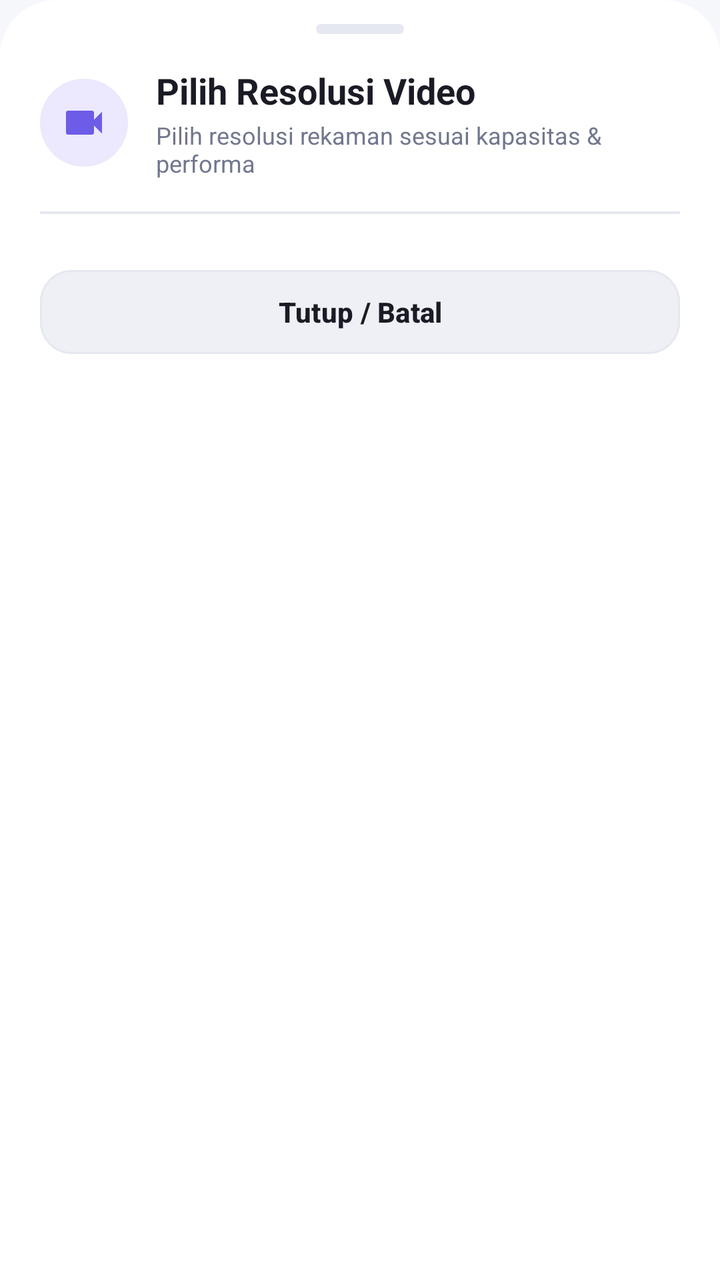
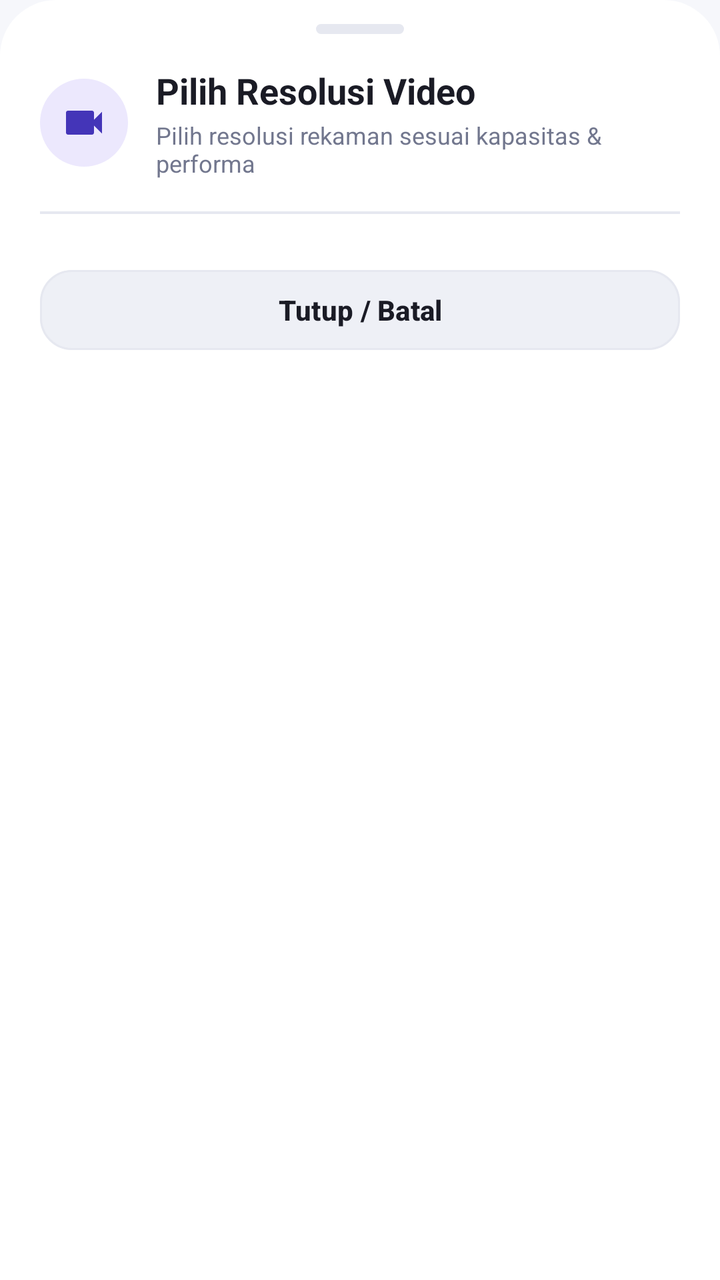

The first picture is an Android layout as it rendered before a commit; the second is the same layout after the commit. The layout source and the unified diff follow.
<!-- AndroidManifest.xml: application theme Theme.RekaminDulu -->
<!-- res/layout/layout_selection_bottom_sheet.xml -->
<?xml version="1.0" encoding="utf-8"?>
<LinearLayout xmlns:android="http://schemas.android.com/apk/res/android"
    xmlns:app="http://schemas.android.com/apk/res-auto"
    android:id="@+id/sheet_selection_root"
    android:layout_width="match_parent"
    android:layout_height="wrap_content"
    android:background="@drawable/bg_bottom_sheet_surface"
    android:orientation="vertical"
    android:paddingHorizontal="20dp"
    android:paddingTop="12dp"
    android:paddingBottom="24dp">

    
    <View
        android:layout_width="44dp"
        android:layout_height="5dp"
        android:layout_gravity="center_horizontal"
        android:layout_marginBottom="16dp"
        android:background="@drawable/bg_chip_pill"
        android:backgroundTint="@color/colorBorder" />

    
    <LinearLayout
        android:layout_width="match_parent"
        android:layout_height="wrap_content"
        android:gravity="center_vertical"
        android:orientation="horizontal">

        <FrameLayout
            android:layout_width="44dp"
            android:layout_height="44dp"
            android:background="@drawable/bg_chip_pill"
            android:backgroundTint="@color/colorPrimaryContainer">

            <ImageView
                android:id="@+id/img_selection_icon"
                android:layout_width="24dp"
                android:layout_height="24dp"
                android:layout_gravity="center"
                android:contentDescription="Ikon Pengaturan"
                android:src="@drawable/ic_video"
                app:tint="@color/colorPrimary" />
        </FrameLayout>

        <LinearLayout
            android:layout_width="match_parent"
            android:layout_height="wrap_content"
            android:layout_marginStart="14dp"
            android:orientation="vertical">

            <TextView
                android:id="@+id/text_selection_title"
                android:layout_width="wrap_content"
                android:layout_height="wrap_content"
                android:text="Pilih Resolusi Video"
                android:textColor="@color/textTitle"
                android:textSize="18sp"
                android:textStyle="bold" />

            <TextView
                android:id="@+id/text_selection_subtitle"
                android:layout_width="wrap_content"
                android:layout_height="wrap_content"
                android:layout_marginTop="2dp"
                android:text="Pilih resolusi rekaman sesuai kapasitas &amp; performa"
                android:textColor="@color/textCaption"
                android:textSize="12sp" />
        </LinearLayout>
    </LinearLayout>

    <View
        android:layout_width="match_parent"
        android:layout_height="1.2dp"
        android:layout_marginTop="16dp"
        android:layout_marginBottom="14dp"
        android:background="@color/colorBorder" />

    
    <androidx.core.widget.NestedScrollView
        android:id="@+id/scroll_selection_options"
        android:layout_width="match_parent"
        android:layout_height="wrap_content"
        android:fadeScrollbars="false"
        android:overScrollMode="never">

        <LinearLayout
            android:id="@+id/container_selection_options"
            android:layout_width="match_parent"
            android:layout_height="wrap_content"
            android:orientation="vertical" />
    </androidx.core.widget.NestedScrollView>

    
    <com.google.android.material.button.MaterialButton
        android:id="@+id/btn_selection_cancel"
        android:layout_width="match_parent"
        android:layout_height="50dp"
        android:layout_marginTop="10dp"
        android:minHeight="48dp"
        android:text="Tutup / Batal"
        android:textColor="@color/colorOnSurface"
        android:textSize="14sp"
        android:textStyle="bold"
        app:backgroundTint="@color/colorSurfaceVariant"
        app:cornerRadius="16dp"
        app:elevation="0dp"
        app:strokeColor="@color/colorBorder"
        app:strokeWidth="1dp" />
</LinearLayout>
<!-- resources referenced by this layout -->
<resources>
  <color name="colorBorder">#E6E8F0</color>
  <color name="colorOnSurface">#1A1B25</color>
  <color name="colorPrimary">#6C5CE7</color>
  <color name="colorPrimaryContainer">#ECE8FD</color>
  <color name="colorSurfaceVariant">#EEF0F6</color>
  <color name="textCaption">#72778E</color>
  <color name="textTitle">#1A1B25</color>
  <!-- drawable bg_bottom_sheet_surface (drawable) -->
  <?xml version="1.0" encoding="utf-8"?>
  <shape xmlns:android="http://schemas.android.com/apk/res/android"
      android:shape="rectangle">
      <solid android:color="@color/colorSurface" />
      <corners
          android:topLeftRadius="28dp"
          android:topRightRadius="28dp"
          android:bottomLeftRadius="0dp"
          android:bottomRightRadius="0dp" />
  </shape>
  <!-- drawable bg_chip_pill (drawable) -->
  <?xml version="1.0" encoding="utf-8"?>
  <shape xmlns:android="http://schemas.android.com/apk/res/android"
      android:shape="rectangle">
      <corners android:radius="24dp" />
      <solid android:color="@color/colorSurfaceVariant" />
  </shape>
  <!-- drawable ic_video (drawable) -->
  <vector xmlns:android="http://schemas.android.com/apk/res/android"
      android:width="24dp"
      android:height="24dp"
      android:viewportWidth="24"
      android:viewportHeight="24">
      <path
          android:fillColor="#6C5CE7"
          android:pathData="M17,10.5V7c0,-0.55 -0.45,-1 -1,-1H4c-0.55,0 -1,0.45 -1,1v10c0,0.55 0.45,1 1,1h12c0.55,0 1,-0.45 1,-1v-3.5l4,4v-11l-4,4z"/>
  </vector>
  <style name="Theme.RekaminDulu" parent="Theme.Material3.DayNight.NoActionBar">
          <item name="colorPrimary">@color/colorPrimary</item>
          <item name="colorOnPrimary">@color/colorOnPrimary</item>
          <item name="colorPrimaryContainer">@color/colorPrimaryContainer</item>
          <item name="colorOnPrimaryContainer">@color/colorOnPrimaryContainer</item>
          <item name="colorSurface">@color/colorSurface</item>
          <item name="colorOnSurface">@color/colorOnSurface</item>
          <item name="android:windowBackground">@color/colorBackground</item>
          <item name="android:statusBarColor">@color/colorBackground</item>
          <item name="android:windowLightStatusBar">true</item>
          <item name="android:navigationBarColor">@color/colorSurface</item>
      </style>
  <color name="colorSurface">#FFFFFF</color>
  <color name="colorOnPrimary">#FFFFFF</color>
  <color name="colorOnPrimaryContainer">#4435B8</color>
  <color name="colorBackground">#F6F7FB</color>
</resources>

<!-- the commit's change to res/layout/layout_selection_bottom_sheet.xml (unified diff, before → after) -->
@@ -39,7 +39,7 @@
                 android:layout_gravity="center"
                 android:contentDescription="Ikon Pengaturan"
                 android:src="@drawable/ic_video"
-                app:tint="@color/colorPrimary" />
+                app:tint="@color/colorOnPrimaryContainer" />
         </FrameLayout>
 
         <LinearLayout
@@ -94,7 +94,7 @@
     <com.google.android.material.button.MaterialButton
         android:id="@+id/btn_selection_cancel"
         android:layout_width="match_parent"
-        android:layout_height="50dp"
+        android:layout_height="wrap_content"
         android:layout_marginTop="10dp"
         android:minHeight="48dp"
         android:text="Tutup / Batal"
